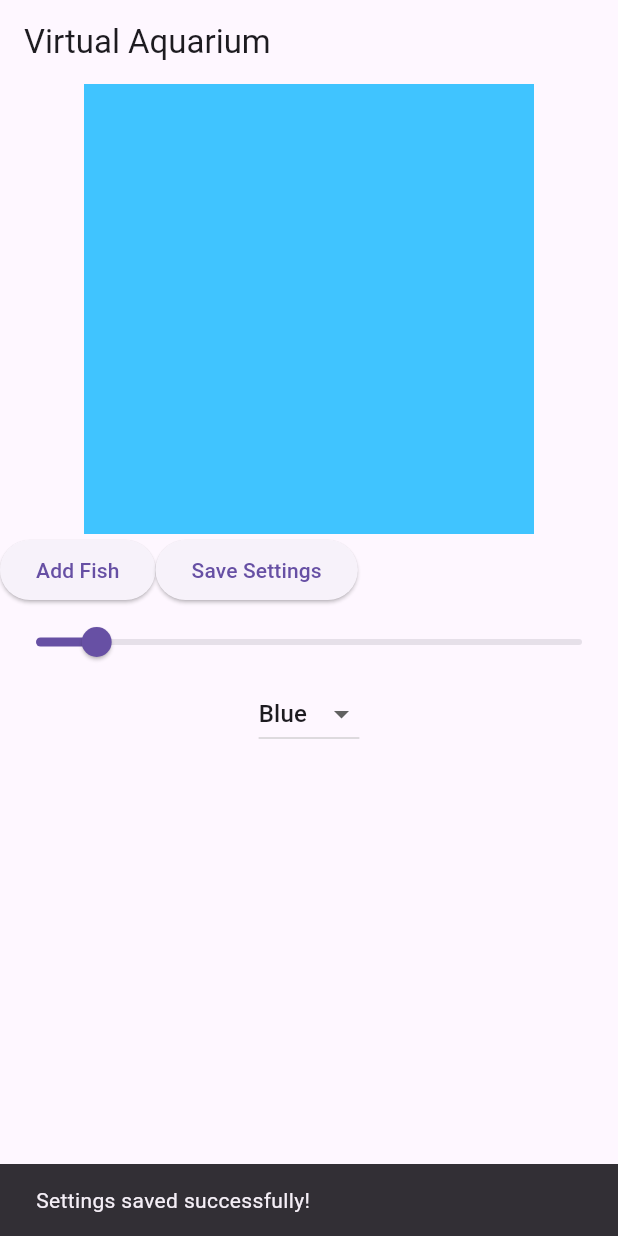
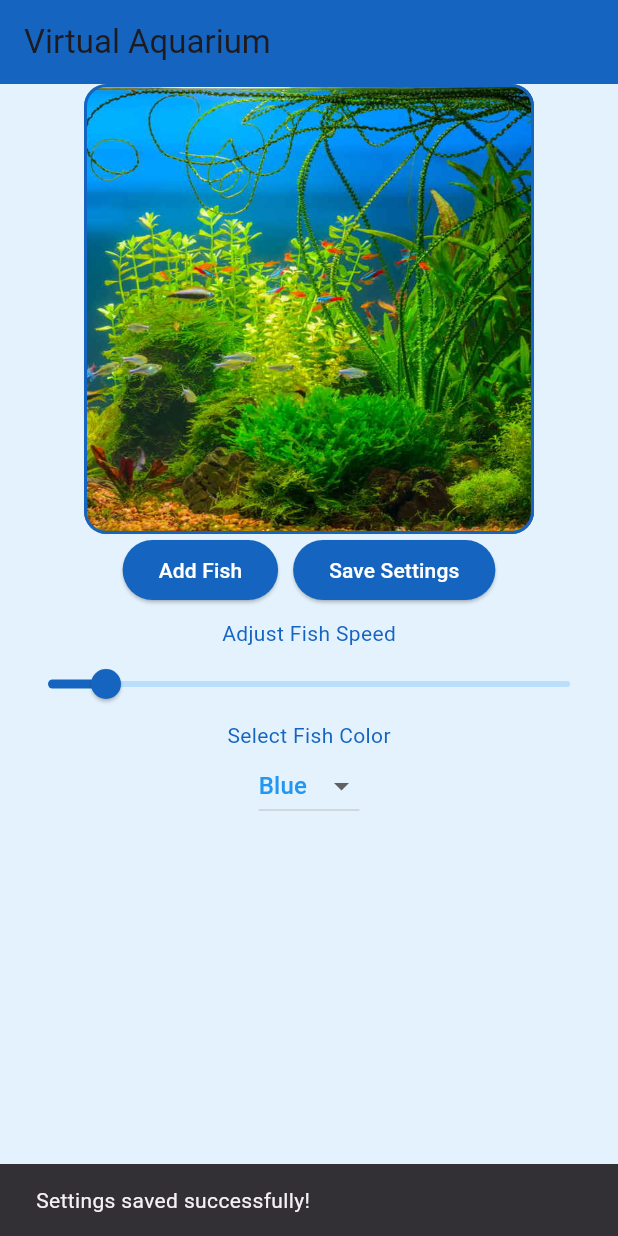
Before and after one commit to Kmorale12/graphics_aqarium, a Flutter app: the screen it shows after launch, after a tap on "Save Settings", on a phone screen of 412 x 824 dp. Run offline on Flutter 3.47's test engine with Material 3 defaults, Android fonts, the phone set to English and light mode, and no system bars; our stand-ins replace sqflite; accounts and stored records are empty.

Commit message:
Added images and fixed database

```diff
--- a/lib/main.dart
+++ b/lib/main.dart
@@ -11,6 +11,10 @@ class VirtualAquariumApp extends StatelessWidget {
   @override
   Widget build(BuildContext context) {
     return MaterialApp(
+      theme: ThemeData(
+        primarySwatch: Colors.blue,
+        scaffoldBackgroundColor: Colors.blue[50],
+      ),
       home: AquariumScreen(),
     );
   }
@@ -23,7 +27,7 @@ class AquariumScreen extends StatefulWidget {
 
 class _AquariumScreenState extends State<AquariumScreen> with SingleTickerProviderStateMixin {
   late AnimationController _controller;
-  List<Fish> fishList = [];
+  List<Fish> fishList = []; // List of fish in the aquarium, sets up animation too
   Color selectedColor = Colors.blue;
   double selectedSpeed = 1.0;
   late Database database;
@@ -34,63 +38,72 @@ class _AquariumScreenState extends State<AquariumScreen> with SingleTickerProvid
     _controller = AnimationController(duration: const Duration(seconds: 2), vsync: this)
       ..repeat();
     _controller.addListener(_updateFishPositions);
-    _initializeDatabase();
+    _initializeDatabase().then((_) {
       _loadSettings();
+    });
   }
 
-  Future<void> _initializeDatabase() async {
+  Future<void> _initializeDatabase() async { // Initialize the database
+    final dbPath = p.join(await getDatabasesPath(), 'aquarium_settings.db');
     database = await openDatabase(
-      p.join(await getDatabasesPath(), 'aquarium_settings.db'),
+      dbPath,
       onCreate: (db, version) {
-        return db.execute(
-          "CREATE TABLE settings(id INTEGER PRIMARY KEY, fishCount INTEGER, speed REAL, color INTEGER)",
+        return db.execute( // Create a table to store fish settings
+          "CREATE TABLE fish(id INTEGER PRIMARY KEY AUTOINCREMENT, color INTEGER, speed REAL)",
         );
       },
       version: 1,
     );
+    print('Database initialized');
   }
 
-  Future<void> _loadSettings() async {
-    final List<Map<String, dynamic>> maps = await database.query('settings');
+  Future<void> _loadSettings() async { // Load the fish settings from the database
+    final List<Map<String, dynamic>> maps = await database.query('fish');
     if (maps.isNotEmpty) {
       setState(() {
-        fishList = List.generate(maps[0]['fishCount'], (i) => Fish(color: Color(maps[0]['color']), speed: maps[0]['speed']));
-        selectedSpeed = maps[0]['speed'];
-        selectedColor = Color(maps[0]['color']);
+        fishList = maps.map((map) => Fish(color: Color(map['color']), speed: map['speed'])).toList();
       });
       // Print the loaded settings to the console for debugging
-      print('Settings loaded: fishCount=${fishList.length}, speed=$selectedSpeed, color=${selectedColor.value}');
+      print('Settings loaded: fishCount=${fishList.length}');
+      for (var fish in fishList) { // Print the loaded settings to the console for debugging
+        print('Fish color: ${fish.color}, speed: ${fish.speed}');
+      }
+    } else {
+      print('No settings found');
     }
   }
 
   Future<void> _saveSettings() async {
+    await database.delete('fish'); // Clear existing data
+    for (var fish in fishList) {
       await database.insert(
-      'settings',
+        'fish',
         {
-        'id': 1,
-        'fishCount': fishList.length,
-        'speed': selectedSpeed,
-        'color': selectedColor.value,
+          'color': fish.color.value,
+          'speed': fish.speed,
         },
-      conflictAlgorithm: ConflictAlgorithm.replace,
       );
+    }
     // Show a Snackbar to confirm that settings were saved
     ScaffoldMessenger.of(context).showSnackBar(
       SnackBar(content: Text('Settings saved successfully!')),
     );
     // Print the saved settings to the console for debugging
-    print('Settings saved: fishCount=${fishList.length}, speed=$selectedSpeed, color=${selectedColor.value}');
+    print('Settings saved: fishCount=${fishList.length}');
+    for (var fish in fishList) {
+      print('Fish color: ${fish.color}, speed: ${fish.speed}');
+    }
   }
 
   void _addFish() {
-    if (fishList.length < 10) {
+    if (fishList.length < 10) { // Limit the number of fish to 10
       setState(() {
         fishList.add(Fish(color: selectedColor, speed: selectedSpeed));
       });
     }
   }
 
-  void _updateFishPositions() {
+  void _updateFishPositions() { // Update the position of each fish
     setState(() {
       for (var fish in fishList) {
         fish.updatePosition();
@@ -98,26 +111,60 @@ class _AquariumScreenState extends State<AquariumScreen> with SingleTickerProvid
     });
   }
 
+  final List<Color> dropdownColors = [Colors.blue, Colors.red, Colors.green];
+
   @override
   Widget build(BuildContext context) {
     return Scaffold(
-      appBar: AppBar(title: Text('Virtual Aquarium')),
+      appBar: AppBar(
+        title: Text('Virtual Aquarium'),
+        backgroundColor: Colors.blue[800],
+      ),
       body: Column(
         children: [
           Container(
             width: 300,
             height: 300,
-            color: Colors.lightBlueAccent,
+            decoration: BoxDecoration( // Set the background image of the aquarium
+              color: Colors.blue[200],
+              border: Border.all(color: Colors.blue[800]!, width: 2),
+              borderRadius: BorderRadius.circular(15),
+              image: DecorationImage(
+                image: AssetImage('assets/aquarium.jpg'),
+                fit: BoxFit.cover,
+              ),
+            ),
             child: Stack(
               children: fishList.map((fish) => fish.buildFish()).toList(),
             ),
           ),
           Row(
+            mainAxisAlignment: MainAxisAlignment.center,
             children: [
-              ElevatedButton(onPressed: _addFish, child: Text('Add Fish')),
-              ElevatedButton(onPressed: _saveSettings, child: Text('Save Settings')),
+              ElevatedButton(
+                onPressed: _addFish,
+                child: Text('Add Fish'),
+                style: ElevatedButton.styleFrom(
+                  backgroundColor: Colors.blue[800],
+                  foregroundColor: Colors.white,
+                ),
+              ),
+              SizedBox(width: 10),
+              ElevatedButton(
+                onPressed: _saveSettings,
+                child: Text('Save Settings'),
+                style: ElevatedButton.styleFrom(
+                  backgroundColor: Colors.blue[800],
+                  foregroundColor: Colors.white,
+                ),
+              ),
             ],
           ),
+          Padding(
+            padding: const EdgeInsets.all(8.0),
+            child: Column(
+              children: [ // Add a slider to adjust the speed of the fish and a dropdown to select the color
+                Text('Adjust Fish Speed', style: TextStyle(color: Colors.blue[800])),
                 Slider(
                   value: selectedSpeed,
                   min: 0.5,
@@ -127,19 +174,30 @@ class _AquariumScreenState extends State<AquariumScreen> with SingleTickerProvid
                       selectedSpeed = value;
                     });
                   },
+                  activeColor: Colors.blue[800],
+                  inactiveColor: Colors.blue[100],
                 ),
+                Text('Select Fish Color', style: TextStyle(color: Colors.blue[800])),
                 DropdownButton<Color>(
                   value: selectedColor,
-            items: [
-              DropdownMenuItem(child: Text('Blue'), value: Colors.blue),
-              DropdownMenuItem(child: Text('Red'), value: Colors.red),
-              DropdownMenuItem(child: Text('Green'), value: Colors.green),
-            ],
+                  items: dropdownColors.map((Color color) {
+                    return DropdownMenuItem<Color>(
+                      value: color,
+                      child: Text(
+                        color == Colors.blue ? 'Blue' : color == Colors.red ? 'Red' : 'Green',
+                        style: TextStyle(color: color),
+                      ),
+                    );
+                  }).toList(), // Add the colors to the dropdown
                   onChanged: (value) {
                     setState(() {
                       selectedColor = value!;
                     });
                   },
+                  dropdownColor: Colors.blue[50],
+                ),
+              ],
+            ),
           ),
         ],
       ),
@@ -147,17 +205,17 @@ class _AquariumScreenState extends State<AquariumScreen> with SingleTickerProvid
   }
 }
 
-class Fish {
+class Fish { // Define the Fish class
   final Color color;
   final double speed;
-  Offset position;
+  Offset position; // Position of the fish
   Offset direction;
 
-  Fish({required this.color, required this.speed})
+  Fish({required this.color, required this.speed}) // Constructor
       : position = Offset(Random().nextDouble() * 280, Random().nextDouble() * 280),
         direction = Offset(Random().nextDouble() * 2 - 1, Random().nextDouble() * 2 - 1).normalize();
 
-  void updatePosition() {
+  void updatePosition() { // Update the position of the fish
     position += direction * speed;
     if (position.dx <= 0 || position.dx >= 280) {
       direction = Offset(-direction.dx, direction.dy);
@@ -167,7 +225,7 @@ class Fish {
     }
   }
 
-  Widget buildFish() {
+  Widget buildFish() { // Build the fish widget
     return Positioned(
       left: position.dx,
       top: position.dy,
@@ -175,15 +233,25 @@ class Fish {
         width: 20,
         height: 20,
         decoration: BoxDecoration(
-          color: color,
           shape: BoxShape.circle,
+        ),
+        child: Stack(
+          children: [
+            Image.asset('assets/fish.jpg', fit: BoxFit.cover),
+            Container(
+              decoration: BoxDecoration(
+                color: color.withOpacity(0.5),
+                shape: BoxShape.circle,
+              ),
+            ),
+          ],
         ),
       ),
     );
   }
 }
 
-extension on Offset {
+extension on Offset { // Define an extension method to normalize the direction vector
   Offset normalize() {
     final length = sqrt(dx * dx + dy * dy);
     return Offset(dx / length, dy / length);
--- a/pubspec.yaml
+++ b/pubspec.yaml
@@ -21,3 +21,6 @@ dev_dependencies:
 
 flutter:
   uses-material-design: true
+  assets:
+    - assets/aquarium.jpg
+    - assets/fish.jpg
```
Also changed, not shown: assets/aquarium.jpg (added), assets/fish.jpg (added). Lines whose indentation alone changed are shown as unchanged.
